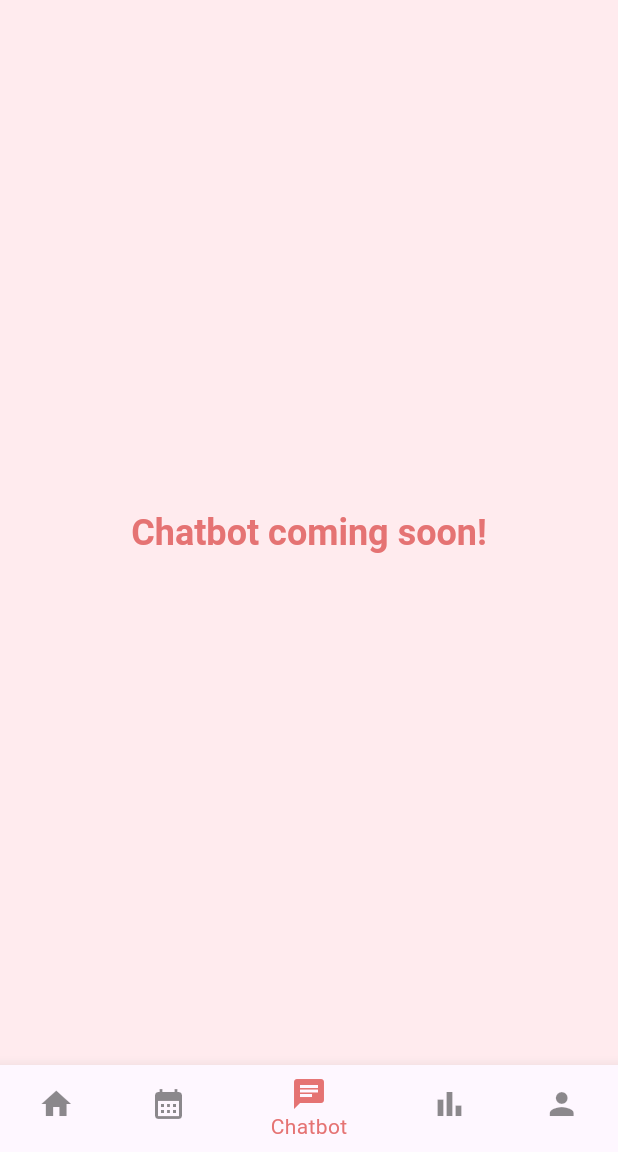
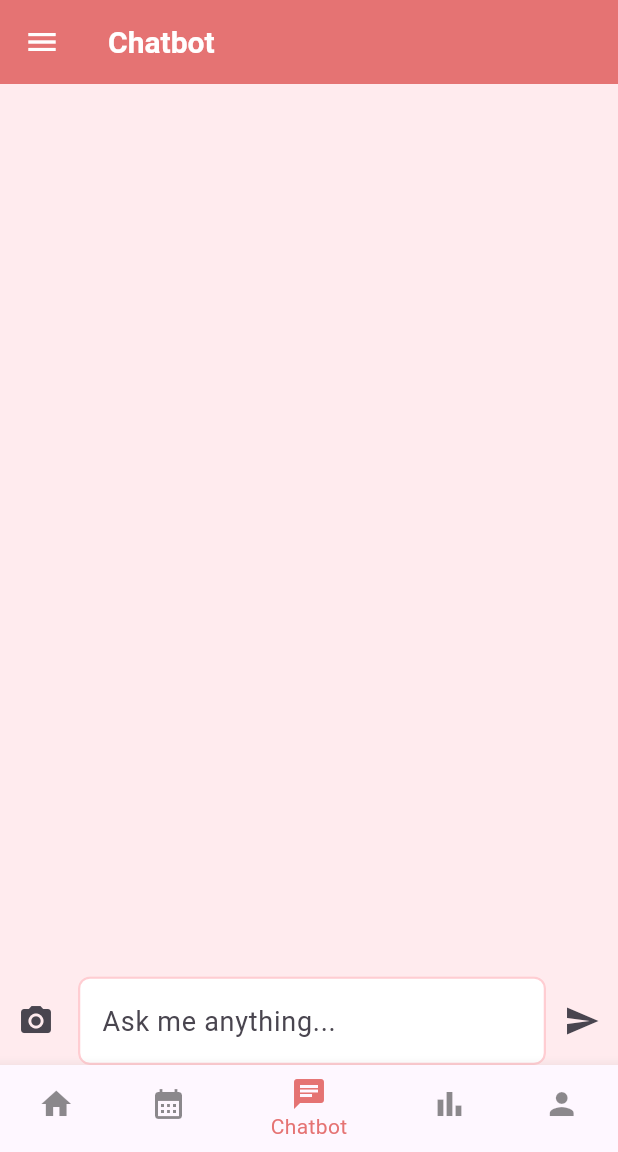
Before and after one commit to vuhoangviet0808/HealthEatsApp, a Flutter app: the screen it shows after launch, item 3 of the bottom bar chosen, on a phone screen of 412 x 824 dp, the part 84-1236 px from its top. Run offline on Flutter 3.47's test engine with Material 3 defaults, Android fonts, the phone set to English and light mode, and no system bars; our stand-ins replace dartz, equatable, flutter_bloc, get_it, go_router, image_picker.

Commit message:
Them phan co ban cua chatbot

```diff
--- /dev/null
+++ b/frontend/lib/features/chatbot/data/models/chat_message_model.dart
@@ -0,0 +1,11 @@
+class ChatMessageModel {
+  final String text;
+  final bool isUser;
+  const ChatMessageModel(this.text, this.isUser);
+
+  factory ChatMessageModel.fromJson(Map<String, dynamic> j) =>
+      ChatMessageModel(j['text'] as String, j['role'] == 'user');
+
+  Map<String, dynamic> toJson() =>
+      {'text': text, 'role': isUser ? 'user' : 'bot'};
+}
--- /dev/null
+++ b/frontend/lib/features/chatbot/data/repositories/chat_repository_impl.dart
@@ -0,0 +1,14 @@
+import '../../domain/entities/chat_message.dart';
+import '../../domain/repositories/chat_repository.dart';
+import '../datasources/chat_remote_ds.dart';
+
+class ChatRepositoryImpl implements ChatRepository {
+  final ChatRemoteDS ds;
+  ChatRepositoryImpl(this.ds);
+
+  @override
+  Future<ChatMessage> send(String prompt) async {
+    final m = await ds.send(prompt);
+    return ChatMessage(text: m.text, isUser: m.isUser, file: null);
+  }
+}
--- /dev/null
+++ b/frontend/lib/features/chatbot/domain/entities/chat_message.dart
@@ -0,0 +1,8 @@
+import 'dart:io';
+
+class ChatMessage {
+  final String text;
+  final bool isUser;
+  final File? file;
+  const ChatMessage({required this.text, required this.isUser, this.file});
+}
--- /dev/null
+++ b/frontend/lib/features/chatbot/domain/repositories/chat_repository.dart
@@ -0,0 +1,5 @@
+import '../entities/chat_message.dart';
+
+abstract class ChatRepository {
+  Future<ChatMessage> send(String prompt);
+}
--- /dev/null
+++ b/frontend/lib/features/chatbot/domain/usecases/send_message.dart
@@ -0,0 +1,9 @@
+import '../entities/chat_message.dart';
+import '../repositories/chat_repository.dart';
+
+class SendMessage {
+  final ChatRepository repo;
+  SendMessage(this.repo);
+
+  Future<ChatMessage> call(String prompt) => repo.send(prompt);
+}
--- /dev/null
+++ b/frontend/lib/features/chatbot/presentation/bloc/chat_cubit.dart
@@ -0,0 +1,62 @@
+import 'dart:io';
+import 'package:flutter_bloc/flutter_bloc.dart';
+import '../../domain/entities/chat_message.dart';
+import '../../domain/usecases/send_message.dart';
+import 'chat_history_cubit.dart';
+
+class ChatState {
+  final List<ChatMessage> messages;
+  final bool sending;
+  const ChatState({this.messages = const [], this.sending = false});
+
+  ChatState copyWith({List<ChatMessage>? messages, bool? sending}) => ChatState(
+        messages: messages ?? this.messages,
+        sending: sending ?? this.sending,
+      );
+}
+
+class ChatCubit extends Cubit<ChatState> {
+  final SendMessage _sendText;
+  final ChatHistoryCubit _history;
+  ChatCubit(this._sendText, this._history) : super(const ChatState());
+
+  /*-------- gửi TEXT --------*/
+  Future<void> onUserSubmit(String text) async {
+    final content = text.trim();
+    if (content.isEmpty) return;
+
+    final userMsg = ChatMessage(text: content, isUser: true);
+    _add(userMsg);
+
+    emit(state.copyWith(sending: true));
+    try {
+      final botMsg = await _sendText(content);
+      _add(botMsg);
+    } catch (_) {
+      _add(const ChatMessage(text: '⚠️  Bot error, try again', isUser: false));
+    }
+  }
+
+  /*-------- gửi ẢNH --------*/
+  Future<void> onUserSendImage(
+      File file, Future<ChatMessage> Function(File) api) async {
+    final userImg = ChatMessage(text: '[image]', isUser: true, file: file);
+    _add(userImg);
+
+    emit(state.copyWith(sending: true));
+    try {
+      final botMsg = await api(file);     // hàm gọi YOLO
+      _add(botMsg);
+    } catch (_) {
+      _add(const ChatMessage(
+          text: '⚠️  Error analysing image', isUser: false));
+    }
+  }
+
+  /*-------- helper chung --------*/
+  void _add(ChatMessage m) {
+    final updated = [...state.messages, m];
+    emit(state.copyWith(messages: updated, sending: false));
+    _history.addMessage(m);               // lưu vào lịch sử
+  }
+}
--- /dev/null
+++ b/frontend/lib/features/chatbot/presentation/bloc/chat_history_cubit.dart
@@ -0,0 +1,61 @@
+import 'package:flutter_bloc/flutter_bloc.dart';
+import '../../domain/entities/chat_message.dart';
+
+class ChatSession {
+  final String id;               // uuid v4 hoặc timestamp
+  final String title;            // lấy dòng đầu tiên user hỏi
+  final List<ChatMessage> log;   // toàn bộ tin nhắn
+  ChatSession({required this.id, required this.title, this.log = const []});
+
+  ChatSession copyWith({List<ChatMessage>? log}) =>
+      ChatSession(id: id, title: title, log: log ?? this.log);
+}
+
+class ChatHistoryState {
+  final List<ChatSession> sessions;
+  final String? currentId;
+  const ChatHistoryState({this.sessions = const [], this.currentId});
+
+  ChatSession? get current {
+    if (sessions.isEmpty) return null;
+    return sessions.firstWhere(
+      (s) => s.id == currentId,
+      orElse: () => sessions.last,
+    );
+  }
+//   ChatSession? get current {
+//   if (sessions.isEmpty) return null;
+//   final idx = sessions.indexWhere((s) => s.id == currentId);
+//   return idx == -1 ? sessions.last : sessions[idx];
+// }
+}
+
+
+class ChatHistoryCubit extends Cubit<ChatHistoryState> {
+  ChatHistoryCubit() : super(const ChatHistoryState()) {
+    // khởi tạo 1 phiên trống
+    newSession();
+  }
+
+  void newSession() {
+    final id = DateTime.now().millisecondsSinceEpoch.toString();
+    final s = ChatSession(id: id, title: 'New chat');
+    emit(ChatHistoryState(
+        sessions: [...state.sessions, s], currentId: id));
+  }
+
+  /// thêm tin nhắn vào phiên hiện tại
+  void addMessage(ChatMessage m) {
+    final cur = state.current;
+    if (cur == null) return;
+    final updated =
+        cur.copyWith(log: [...cur.log, m]);
+    final list = state.sessions
+        .map((e) => e.id == cur.id ? updated : e)
+        .toList();
+    emit(ChatHistoryState(sessions: list, currentId: cur.id));
+  }
+
+  void switchTo(String id) =>
+      emit(ChatHistoryState(sessions: state.sessions, currentId: id));
+}
--- a/frontend/lib/features/chatbot/presentation/chatbot_page.dart
+++ /dev/null
@@ -1,11 +0,0 @@
-import 'package:flutter/material.dart';
-
-class ChatbotPage extends StatelessWidget {
-  const ChatbotPage({super.key});
-
-  @override
-  Widget build(BuildContext context) => Center(
-        child: Text('Chatbot coming soon!',
-            style: Theme.of(context).textTheme.headlineMedium),
-      );
-}
--- /dev/null
+++ b/frontend/lib/features/chatbot/presentation/pages/chatbot_page.dart
@@ -0,0 +1,225 @@
+import 'dart:io';
+import 'package:flutter/material.dart';
+import 'package:flutter_bloc/flutter_bloc.dart';
+import 'package:image_picker/image_picker.dart';
+
+import '../bloc/chat_cubit.dart';
+import '../bloc/chat_history_cubit.dart';
+import '../../data/datasources/chat_remote_ds.dart';
+import '../../data/repositories/chat_repository_impl.dart';
+import '../../domain/usecases/send_message.dart';
+import '../../../../core/themes/theme.dart';
+import '../../domain/entities/chat_message.dart';   // dùng để tạo msg ảnh
+
+class ChatbotPage extends StatelessWidget {
+  const ChatbotPage({super.key});
+
+  @override
+  Widget build(BuildContext context) {
+    return MultiBlocProvider(
+      providers: [
+        BlocProvider(create: (_) => ChatHistoryCubit()),
+        BlocProvider(
+          create: (ctx) => ChatCubit(
+            SendMessage(ChatRepositoryImpl(ChatRemoteDS())),
+            ctx.read<ChatHistoryCubit>(),
+          ),
+        ),
+      ],
+      child: const _ChatScaffold(),
+    );
+  }
+}
+
+/*==================== SCAFFOLD + DRAWER ====================*/
+class _ChatScaffold extends StatelessWidget {
+  const _ChatScaffold();
+
+  @override
+  Widget build(BuildContext context) {
+    return BlocBuilder<ChatHistoryCubit, ChatHistoryState>(
+      builder: (ctx, hState) => Scaffold(
+        appBar: AppBar(title: const Text('Chatbot')),
+        drawer: Drawer(
+          width: 260,
+          child: SafeArea(
+            child: Column(
+              children: [
+                DrawerHeader(
+                  child: Image.asset('assets/images/logo2.webp'),
+                ),
+                Expanded(
+                  child: ListView.builder(
+                    itemCount: hState.sessions.length,
+                    itemBuilder: (_, i) {
+                      final s = hState.sessions[i];
+                      final sel = s.id == hState.currentId;
+                      return ListTile(
+                        dense: true,
+                        selected: sel,
+                        title: Text(
+                          s.title,
+                          maxLines: 1,
+                          overflow: TextOverflow.ellipsis,
+                        ),
+                        onTap: () {
+                          ctx.read<ChatHistoryCubit>().switchTo(s.id);
+                          Navigator.pop(ctx);
+                        },
+                      );
+                    },
+                  ),
+                ),
+                const Divider(),
+                ListTile(
+                  leading: const Icon(Icons.add),
+                  title: const Text('New chat'),
+                  onTap: () {
+                    ctx.read<ChatHistoryCubit>().newSession();
+                    Navigator.pop(ctx);
+                  },
+                ),
+                ListTile(
+                  leading: const Icon(Icons.settings),
+                  title: const Text('Settings'),
+                  onTap: () {}, // TODO
+                ),
+              ],
+            ),
+          ),
+        ),
+        body: const _ChatBody(),
+      ),
+    );
+  }
+}
+
+/*============================= BODY =============================*/
+class _ChatBody extends StatefulWidget {
+  const _ChatBody();
+
+  @override
+  State<_ChatBody> createState() => _ChatBodyState();
+}
+
+class _ChatBodyState extends State<_ChatBody> {
+  final _textC   = TextEditingController();
+  final _scrollC = ScrollController();
+
+  @override
+  Widget build(BuildContext context) {
+    return Column(
+      children: [
+        /*----------- LIST MESSAGE -----------*/
+        Expanded(
+          child: BlocBuilder<ChatCubit, ChatState>(
+            builder: (ctx, state) {
+              WidgetsBinding.instance.addPostFrameCallback((_) {
+                if (_scrollC.hasClients) {
+                  _scrollC.jumpTo(_scrollC.position.maxScrollExtent);
+                }
+              });
+              return ListView.builder(
+                controller: _scrollC,
+                padding: const EdgeInsets.all(12),
+                itemCount: state.messages.length,
+                itemBuilder: (_, i) {
+                  final m = state.messages[i];
+                  return _bubble(m);
+                },
+              );
+            },
+          ),
+        ),
+        /*----------- INPUT ROW -----------*/
+        _inputRow(),
+      ],
+    );
+  }
+
+  /*=========== bubble (text hoặc ảnh) ===========*/
+  Widget _bubble(ChatMessage m) {
+    final align =
+        m.isUser ? Alignment.centerRight : Alignment.centerLeft;
+
+    // Ảnh của user
+    if (m.file != null) {
+      return Align(
+        alignment: align,
+        child: Padding(
+          padding: const EdgeInsets.symmetric(vertical: 4),
+          child: Image.file(m.file!, width: 180),
+        ),
+      );
+    }
+
+    final color =
+        m.isUser ? primaryColor.withOpacity(.15) : Colors.white;
+    return Align(
+      alignment: align,
+      child: Container(
+        margin: const EdgeInsets.symmetric(vertical: 4),
+        padding: const EdgeInsets.all(12),
+        decoration: BoxDecoration(
+          color: color,
+          borderRadius: BorderRadius.circular(12),
+        ),
+        child: Text(m.text),
+      ),
+    );
+  }
+
+  /*=========== input row ===========*/
+  Widget _inputRow() => SafeArea(
+        child: Row(
+          children: [
+            IconButton(
+              icon: const Icon(Icons.camera_alt),
+              onPressed: _pickImage,
+            ),
+            Expanded(
+              child: Padding(
+                padding: const EdgeInsets.only(left: 4),
+                child: TextField(
+                  controller: _textC,
+                  textInputAction: TextInputAction.send,
+                  onSubmitted: (_) => _sendText(),
+                  decoration:
+                      const InputDecoration(hintText: 'Ask me anything...'),
+                ),
+              ),
+            ),
+            IconButton(
+              icon: const Icon(Icons.send),
+              onPressed: _sendText,
+            ),
+          ],
+        ),
+      );
+
+  /*=========== send text ===========*/
+  void _sendText() {
+    final txt = _textC.text;
+    _textC.clear();
+    context.read<ChatCubit>().onUserSubmit(txt);
+  }
+
+  /*=========== pick & send image ===========*/
+  Future<void> _pickImage() async {
+    final x =
+        await ImagePicker().pickImage(source: ImageSource.gallery);
+    if (x == null) return;
+
+    final file = File(x.path);
+
+    // Callback gửi ảnh tới Cubit; truyền hàm gọi API YOLO
+    context.read<ChatCubit>().onUserSendImage(
+      file,
+      (f) async {
+        final ds = ChatRemoteDS();
+        final botText = await ds.sendImage(f);    // bạn đã định nghĩa?
+        return ChatMessage(text: botText.text, isUser: false);
+      },
+    );
+  }
+}
--- a/frontend/lib/features/home/presentation/pages/home_page.dart
+++ b/frontend/lib/features/home/presentation/pages/home_page.dart
@@ -8,7 +8,7 @@ import '../../../../core/themes/theme.dart';
 import 'profile_page.dart';
 import 'plan_page.dart';
 import 'analytics_page.dart';
-import '../../../chatbot/presentation/chatbot_page.dart';
+import '../../../chatbot/presentation/pages/chatbot_page.dart';
 
 class HomePage extends StatefulWidget {
   const HomePage({super.key});
--- a/frontend/pubspec.yaml
+++ b/frontend/pubspec.yaml
@@ -17,6 +17,7 @@ dependencies:
   flutter_bloc: ^9.1.1
   dartz: ^0.10.1
   equatable: ^2.0.7
+  image_picker: ^1.1.2
 
 dev_dependencies:
   flutter_test:
```
Also changed, not shown: frontend/lib/features/chatbot/data/datasources/chat_remote_ds.dart (added, +25 -0 lines), frontend/pubspec.lock, 5 other files.
